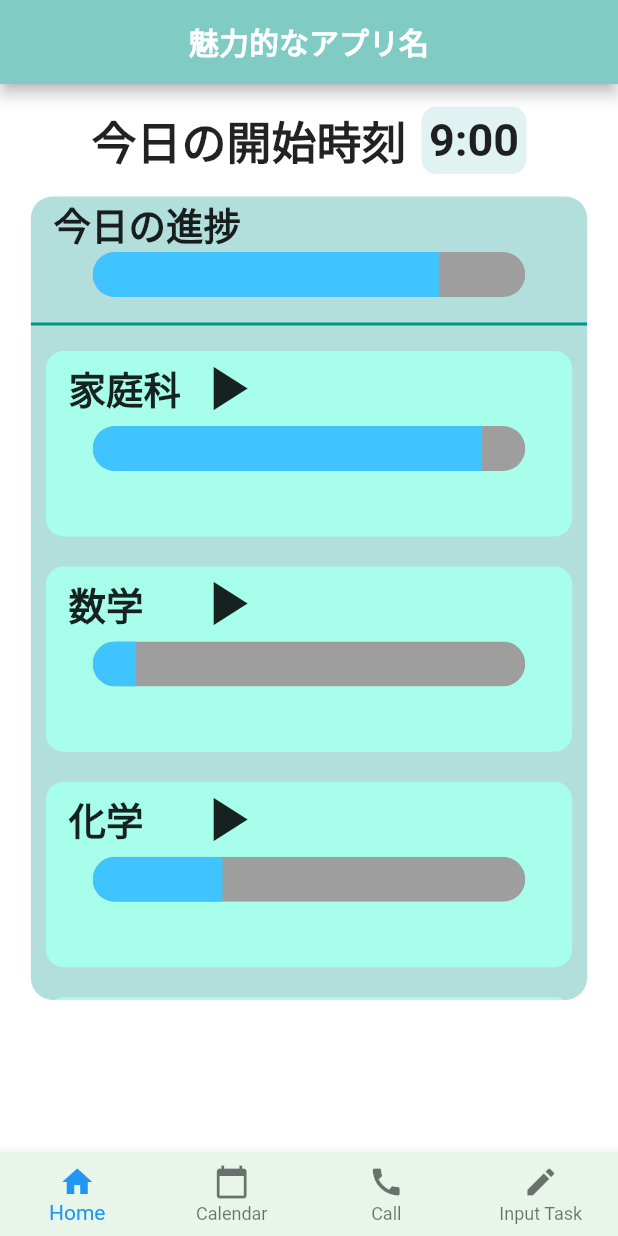
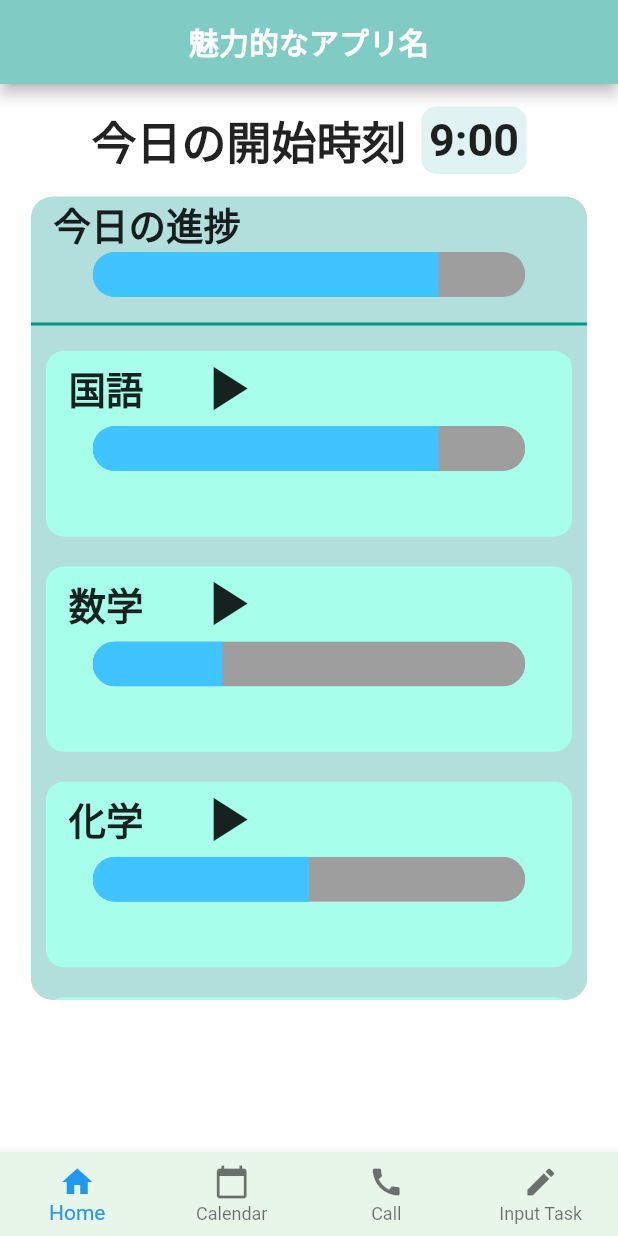
Before and after one commit to beso610/benesse_task_app, a Flutter app: the screen it shows after launch, on a phone screen of 412 x 824 dp. Run offline on Flutter 3.47's test engine with Material 2 defaults, Android fonts, the phone set to English and light mode, and no system bars; our stand-ins replace table_calendar.

Commit message:
date.dart の読み込み

```diff
--- a/lib/ui/home.dart
+++ b/lib/ui/home.dart
@@ -1,5 +1,5 @@
 import 'package:flutter/material.dart';
-
+import 'data.dart';
 import 'calendar.dart';
 import 'input_task.dart';
 import 'stopwatch.dart';
@@ -14,6 +14,19 @@ class Home extends StatefulWidget {
 }
 
 class _HomeState extends State<Home> {
+  List<String> taskName = ["国語", "数学", "化学", "生物"];
+  List<double> taskProcess = [0.8, 0.3, 0.5, 0.4];
+
+  @override
+  void initState(){
+    super.initState();
+    for (var i = 0; i < todaystask.length; i++) {
+      taskName.add(todaystask[i].subject);
+      double _process = (todaystask[i].progress_page)/(todaystask[i].max_page);
+      taskProcess.add(_process);
+    }
+  }
+
   @override
   Widget build(BuildContext context) {
     final Size size = MediaQuery.of(context).size;
@@ -31,7 +44,6 @@ class _HomeState extends State<Home> {
                                             );
     double iconSize = 50;
 
-
     var sceneIndex = <Widget>[
       Home(),
       CalendarScreen(),
@@ -39,10 +51,17 @@ class _HomeState extends State<Home> {
       InputTask(),
     ];
 
+
+
+
+
+
     _toStopWatch(){
       Navigator.push(context, MaterialPageRoute(
           builder: (context) => ClockTimer()));
     };
+
+    //起動時に別ファイルからタスクを取得
 
 
     return Scaffold(
@@ -123,13 +142,11 @@ class _HomeState extends State<Home> {
                     ),
                     //Taskの表示(スクロール可能)
                     Container(
-
                       child: Expanded(
-                        child: ListView(
-                          scrollDirection: Axis.vertical,
-                          children: <Widget>[
-                            //Task1
-                            Container(
+                        child:ListView.builder(
+                          itemCount: taskName.length,
+                            itemBuilder: (BuildContext context, int i){
+                          return Container(
                             margin: EdgeInsets.all(10),
                             width: size.width*0.8,
                             height: size.height*0.15,
@@ -142,7 +159,7 @@ class _HomeState extends State<Home> {
                                     children: [
                                       SizedBox(
                                         width: 80,
-                                          child: Text('家庭科',
+                                        child: Text(taskName[i],
                                             style: taskStyle),
                                       ),
                                       InkWell(onTap: ()=> _toStopWatch(),
@@ -159,130 +176,14 @@ class _HomeState extends State<Home> {
                                       backgroundColor: Colors.grey,
                                       valueColor: new AlwaysStoppedAnimation<Color>(Colors.lightBlueAccent),
                                       minHeight: 30,
-                                        value: 0.9,
+                                      value: taskProcess[i],
                                     ),
                                   ),
                                 ),
                               ],
                             ),
-                            ),
-                            //Task2
-                            Container(
-                              margin: EdgeInsets.all(10),
-                              width: size.width*0.8,
-                              height: size.height*0.15,
-                              decoration: taskTile,
-                              child:Column(
-                                children: <Widget>[
-                                  Container(
-                                    padding: EdgeInsets.only(left: 15),
-                                    child: Row(
-                                      crossAxisAlignment: CrossAxisAlignment.center,
-                                      children: [
-                                        SizedBox(
-                                          width: 80,
-                                          child: Text('数学',
-                                              style: taskStyle),
-                                        ),
-                                        InkWell(onTap: ()=> _toStopWatch(),
-                                          child: Icon(Icons.play_arrow, size: iconSize,),
-                                        ),
-                                      ],
-                                    ),
-                                  ),
-                                  //進捗バー
-                                  Container(
-                                    width: size.width*0.7,
-                                    child: ClipRRect(borderRadius: BorderRadius.all(Radius.circular(30)),
-                                      child: LinearProgressIndicator(
-                                        backgroundColor: Colors.grey,
-                                        valueColor: new AlwaysStoppedAnimation<Color>(Colors.lightBlueAccent),
-                                        minHeight: 30,
-                                        value: 0.1,
-                                      ),
-                                    ),
-                                  ),
-                                ],
-                              ),
-                            ),
-                            //Task3
-                            Container(
-                              margin: EdgeInsets.all(10),
-                              width: size.width*0.8,
-                              height: size.height*0.15,
-                              decoration: taskTile,
-                              child:Column(
-                                children: <Widget>[
-                                  Container(
-                                    padding: EdgeInsets.only(left: 15),
-                                    child: Row(
-                                      children: [
-                                        SizedBox(
-                                          width: 80,
-                                          child: Text('化学',
-                                              style: taskStyle),
-                                        ),
-                                    InkWell(onTap: ()=> _toStopWatch(),
-                                      child: Icon(Icons.play_arrow, size: iconSize,),
-                                    ),
-                                      ],
-                                    ),
-                                  ),
-                                  //進捗バー
-                                  Container(
-                                    width: size.width*0.7,
-                                    child: ClipRRect(borderRadius: BorderRadius.all(Radius.circular(30)),
-                                      child: LinearProgressIndicator(
-                                        backgroundColor: Colors.grey,
-                                        valueColor: new AlwaysStoppedAnimation<Color>(Colors.lightBlueAccent),
-                                        minHeight: 30,
-                                        value: 0.3,
-                                      ),
-                                    ),
-                                  ),
-                                ],
-                              ),
-                            ),
-                            //Task4
-                            Container(
-                              margin: EdgeInsets.all(10),
-                              width: size.width*0.8,
-                              height: size.height*0.15,
-                              decoration: taskTile,
-                              child:Column(
-                                children: <Widget>[
-                                  Container(
-                                    padding: EdgeInsets.only(left: 15),
-                                    child: Row(
-                                      children: [
-                                        SizedBox(
-                                          width: 80,
-                                          child: Text('国語',
-                                              style: taskStyle),
-                                        ),
-                                        InkWell(onTap: ()=> _toStopWatch(),
-                                          child: Icon(Icons.play_arrow, size: iconSize,),
-                                        ),
-                                      ],
-                                    ),
-                                  ),
-                                  //進捗バー
-                                  Container(
-                                    width: size.width*0.7,
-                                    child: ClipRRect(borderRadius: BorderRadius.all(Radius.circular(30)),
-                                      child: LinearProgressIndicator(
-                                        backgroundColor: Colors.grey,
-                                        valueColor: new AlwaysStoppedAnimation<Color>(Colors.lightBlueAccent),
-                                        minHeight: 30,
-                                        value: 0.5,
-                                      ),
-                                    ),
-                                  ),
-                                ],
-                              ),
-                            ),
-                          ],
-                        ),
+                          );
+                        })
                       ),
                     ),
                   ]
--- a/lib/ui/stopwatch.dart
+++ b/lib/ui/stopwatch.dart
@@ -69,7 +69,9 @@ class _ClockTimerState extends State<ClockTimer> {
       } else {
         _timer.cancel();
         // stopが押された後のページ遷移を記述
-      }
+
+      };
+
     });
   }
 
```
Lines whose indentation alone changed are shown as unchanged.
